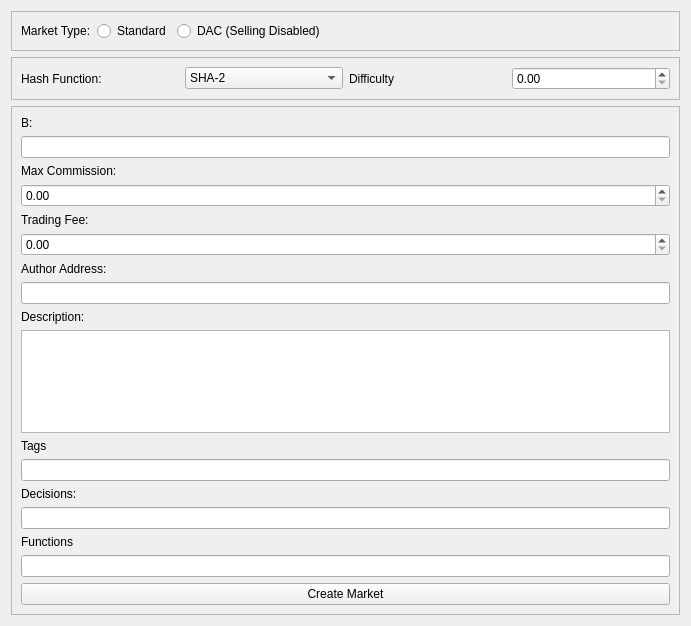
brishtiteveja/truthcoin-cpp, file src/qt/forms/decisionmarketcreationwidget.ui: the form before one commit.
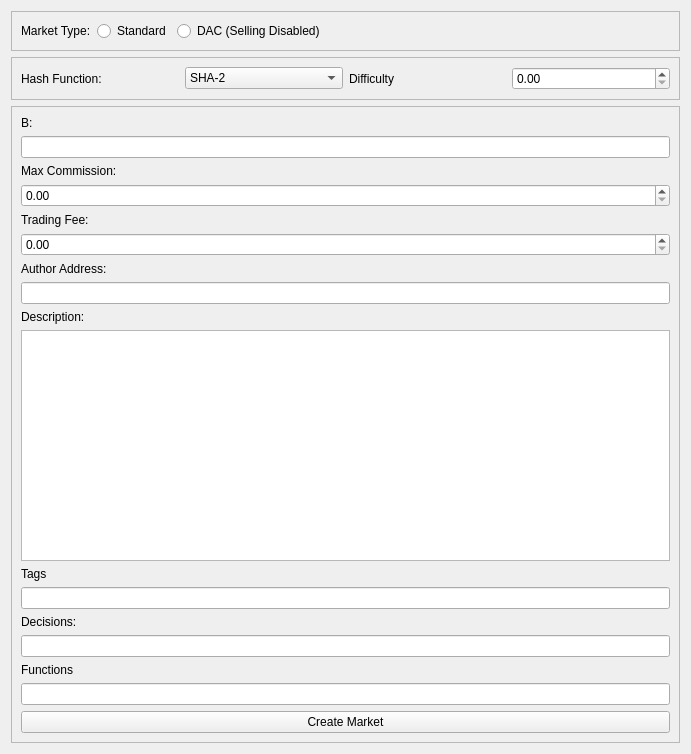
The form after the commit.

The edit to the form file:
```diff
--- a/src/qt/forms/decisionmarketcreationwidget.ui
+++ b/src/qt/forms/decisionmarketcreationwidget.ui
@@ -7,7 +7,7 @@
     <x>0</x>
     <y>0</y>
     <width>691</width>
-    <height>626</height>
+    <height>754</height>
    </rect>
   </property>
   <property name="windowTitle">
```
Left out of the diff: 2 changed lines with no effect on the pictures.
